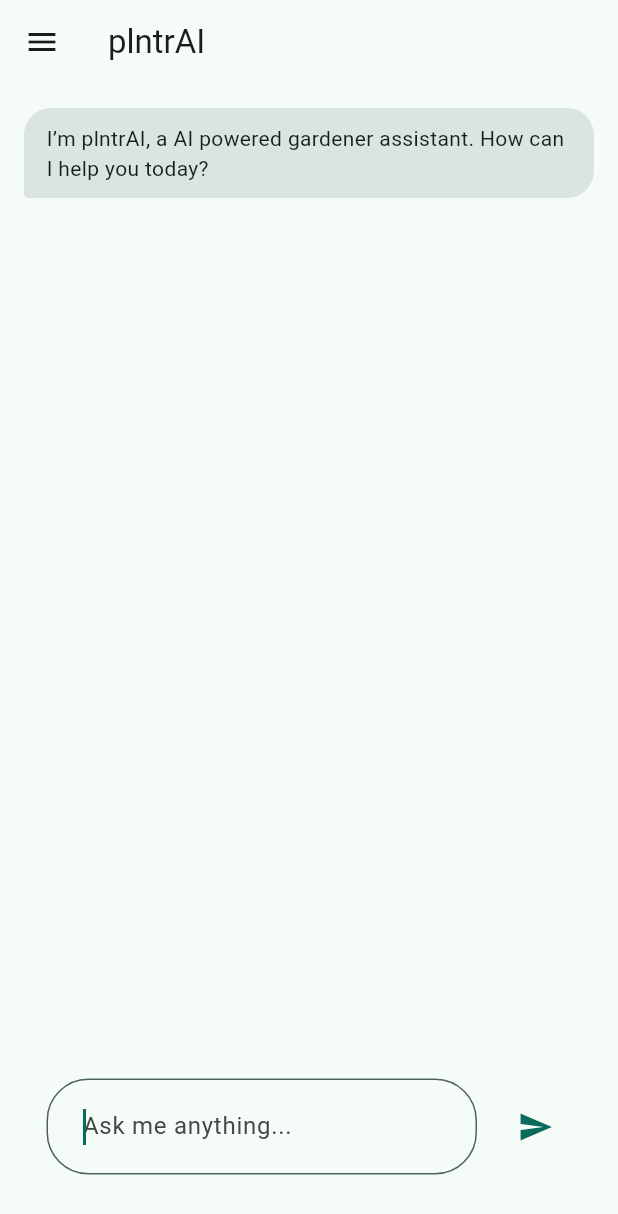
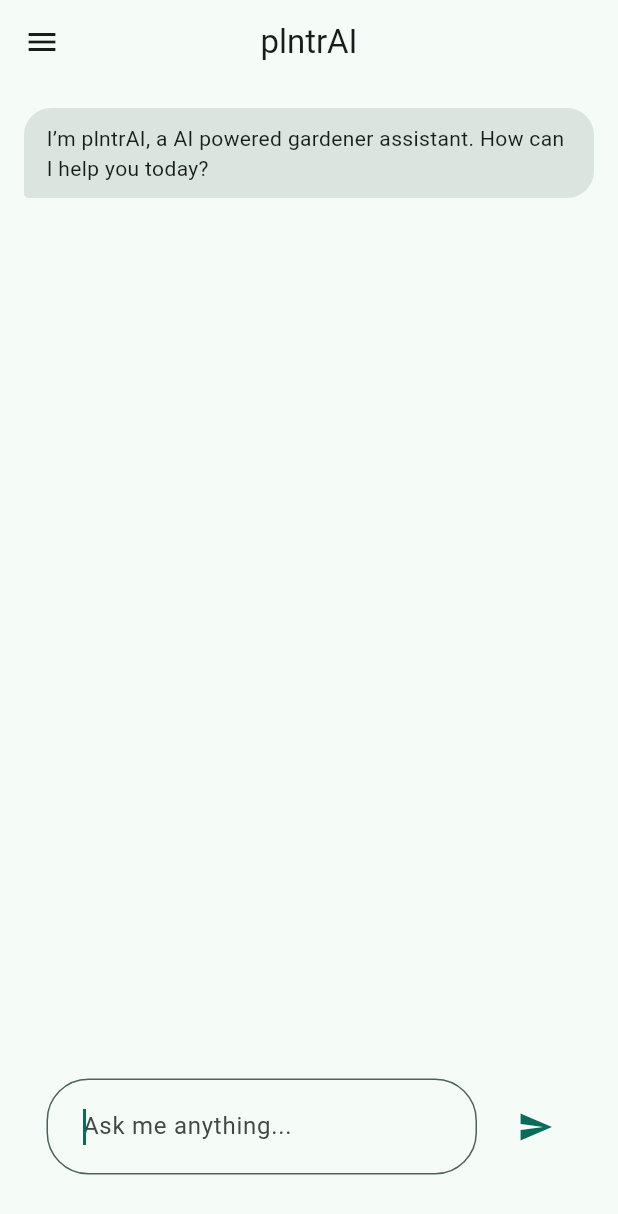
Before and after one commit to plntrAI/plntrAI, a Flutter app: the screen it shows after launch, on a phone screen of 412 x 824 dp. Shown: the top 1214 px of the screen. Run offline on Flutter 3.47's test engine with Material 3 defaults, Android fonts, the phone set to English and light mode, and no system bars; drawn by our look-alikes of flutter_markdown; our stand-ins replace google_generative_ai.

```diff
--- a/lib/screens/home.dart
+++ b/lib/screens/home.dart
@@ -22,14 +22,11 @@ class _HomeScreenState extends State<HomeScreen> {
     return Scaffold(
       appBar: AppBar(
         title: const Text('plntrAI'),
+        centerTitle: true,
       ),
       drawer: Drawer(
         child: ListView(
-          padding: EdgeInsets.zero,
           children: [
-            const DrawerHeader(
-              child: Text('plntrAI'),
-            ),
             ListTile(
               leading: const Icon(Icons.chat_outlined),
               title: const Text('Chat'),
```
